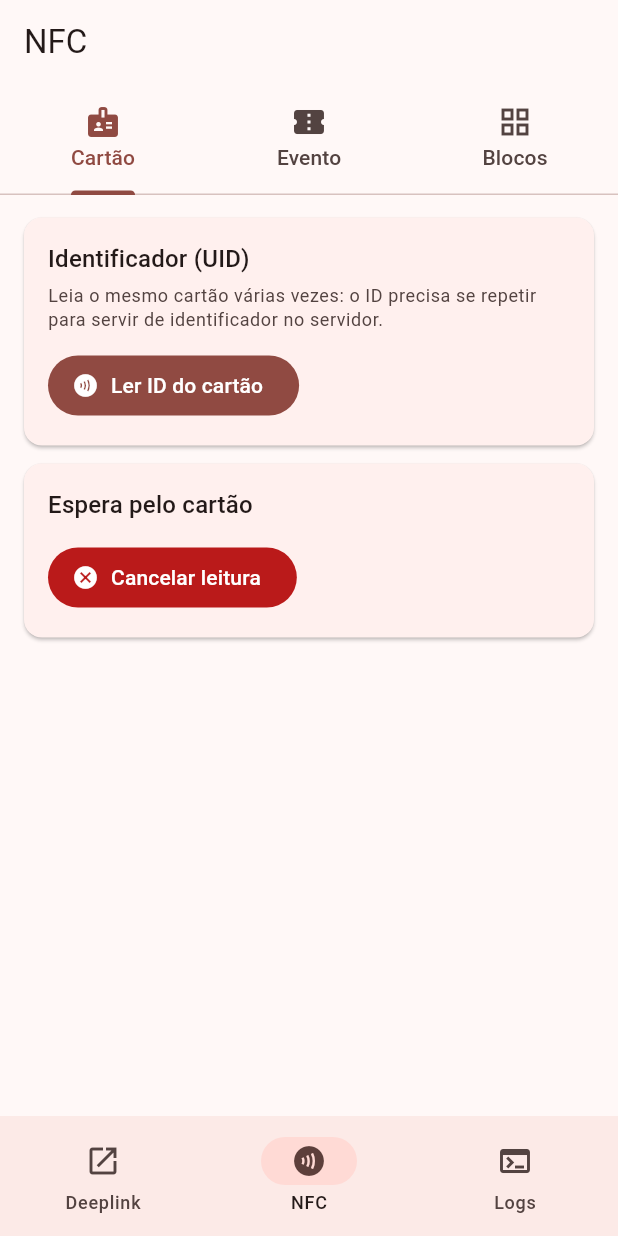
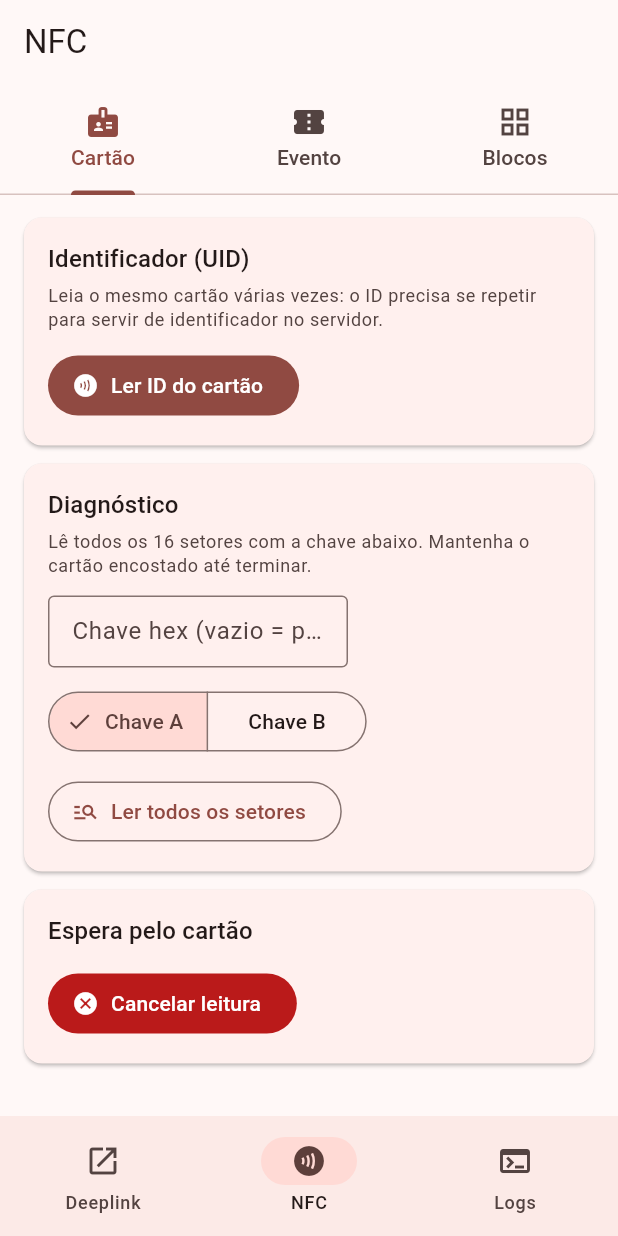
Before and after one commit to CarvalhoWesley/getnet_payments, a Flutter app: the screen it shows after launch, item 2 of the bottom bar chosen, on a phone screen of 412 x 824 dp. Run offline on Flutter 3.47's test engine with Material 3 defaults, Android fonts, the phone set to English and light mode, and no system bars.

Commit message:
feat(example): adiciona diagnóstico de todos os setores NFC
- Aba NFC › Cartão: botão "Ler todos os setores" lê os 16 setores numa
  única aproximação e registra o resultado no log
- README: recursos de impressão e NFC, API de sessão e blocos recomendados

```diff
--- a/example/lib/nfc/card_tab.dart
+++ b/example/lib/nfc/card_tab.dart
@@ -3,6 +3,7 @@ import 'package:getnet_payments/getnet_payments.dart';
 
 import '../core/app_log.dart';
 import '../core/ui.dart';
+import 'nfc_store.dart';
 
 class NfcCardTab extends StatefulWidget {
   const NfcCardTab({super.key});
@@ -49,6 +50,30 @@ class _NfcCardTabState extends State<NfcCardTab>
         ],
       ),
       Section(
+        title: 'Diagnóstico',
+        hint: 'Lê todos os 16 setores com a chave abaixo. Mantenha o cartão '
+            'encostado até terminar.',
+        children: [
+          const NfcKeyFields(),
+          ActionWrap(children: [
+            ActionButton(
+              label: 'Ler todos os setores',
+              icon: Icons.manage_search,
+              onPressed: enabled
+                  ? () => run('Diagnóstico completo', () async {
+                        final report = await NfcStore.diagnoseAllSectors();
+                        if (context.mounted) {
+                          showTextDialog(context, 'Setores do cartão', report,
+                              fontSize: 11);
+                        }
+                        return '\n$report';
+                      })
+                  : null,
+            ),
+          ]),
+        ],
+      ),
+      Section(
         title: 'Espera pelo cartão',
         children: [
           ActionWrap(children: [
```
Also changed, not shown: example/lib/nfc/nfc_store.dart (+34 -0 lines), 1 other file.
